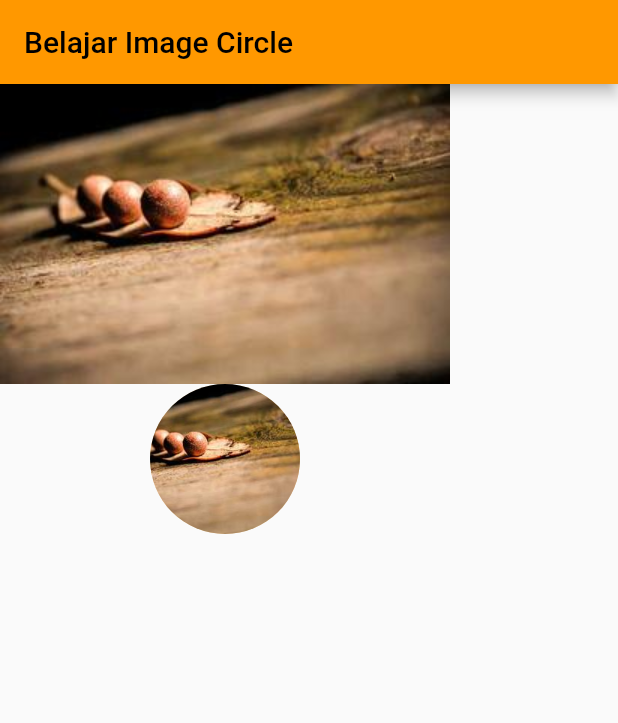
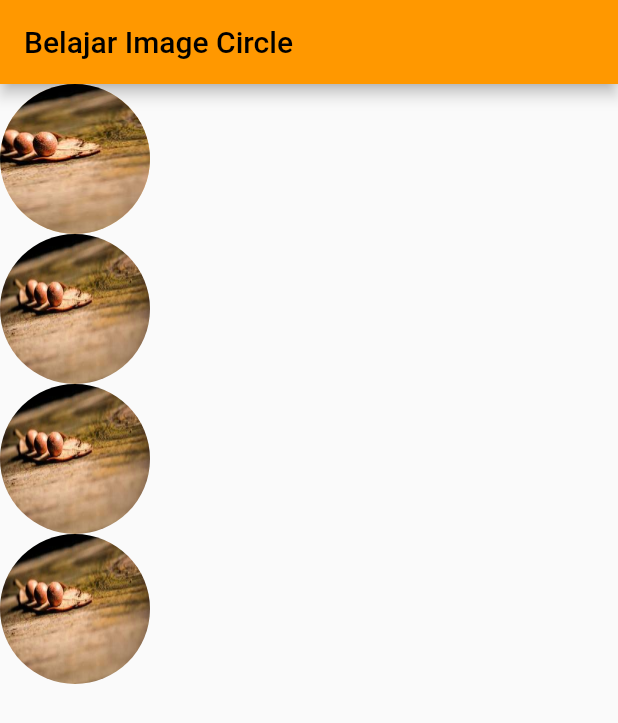
Before and after one commit to cosphi84/hsi-flutter-level1-task-0, a Flutter app: the screen it shows after launch, on a phone screen of 412 x 824 dp. Shown: the top 723 px of the screen. Run offline on Flutter 3.47's test engine with Material 2 defaults, Android fonts, the phone set to English and light mode, and no system bars.

Commit message:
Done Tutorial 4 Circle Image

```diff
--- a/lib/widgets/sample_image_1.dart
+++ b/lib/widgets/sample_image_1.dart
@@ -12,11 +12,39 @@
       ),
       body: Column(
         children: [
-          Image.asset('assets/images/sample-image.jpg'),
+          //Image.asset('assets/images/sample-image.jpg'),
           const CircleAvatar(
             radius: 50,
             backgroundImage: AssetImage('assets/images/sample-image.jpg'),
           ),
+          ClipRRect(
+            borderRadius: BorderRadius.circular(50),
+            child: Image.asset(
+              'assets/images/sample-image.jpg',
+              height: 100,
+              width: 100,
+              fit: BoxFit.fill,
+            ),
+          ),
+          ClipOval(
+            child: Image.asset(
+              'assets/images/sample-image.jpg',
+              height: 100,
+              width: 100,
+              fit: BoxFit.fill,
+            ),
+          ),
+          Container(
+            height: 100,
+            width: 100,
+            decoration: const BoxDecoration(
+              shape: BoxShape.circle,
+              image: DecorationImage(
+                image: AssetImage('assets/images/sample-image.jpg'),
+                fit: BoxFit.fill
+              )
+            ),
+          )
         ],
       ),
     );
```
